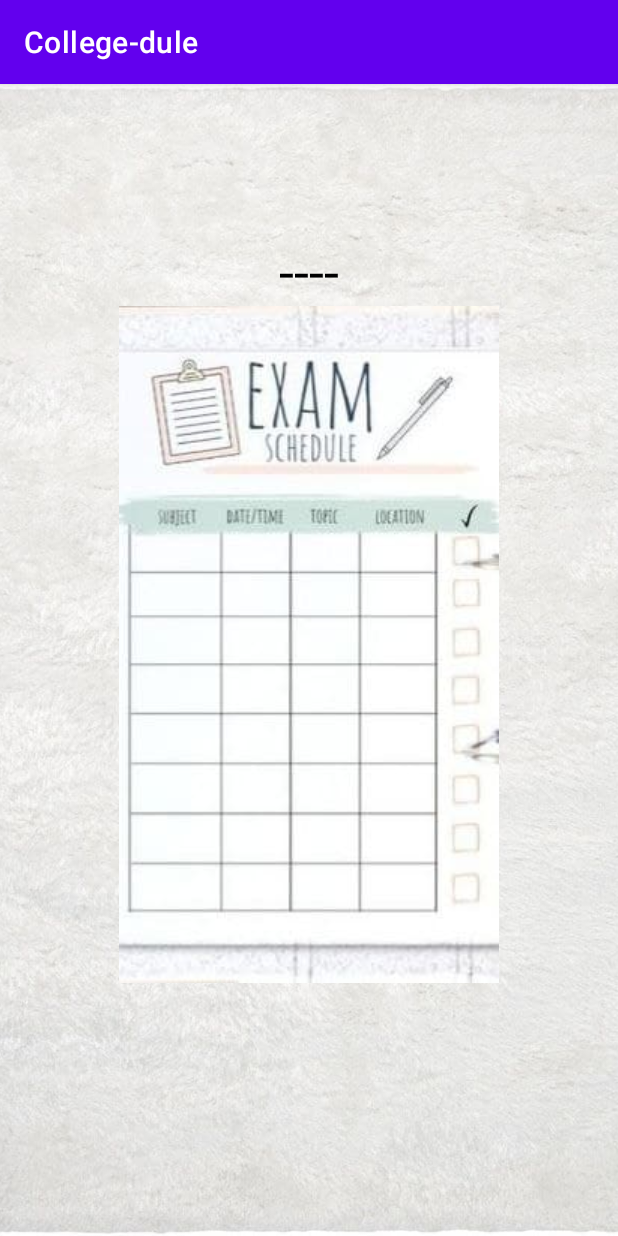
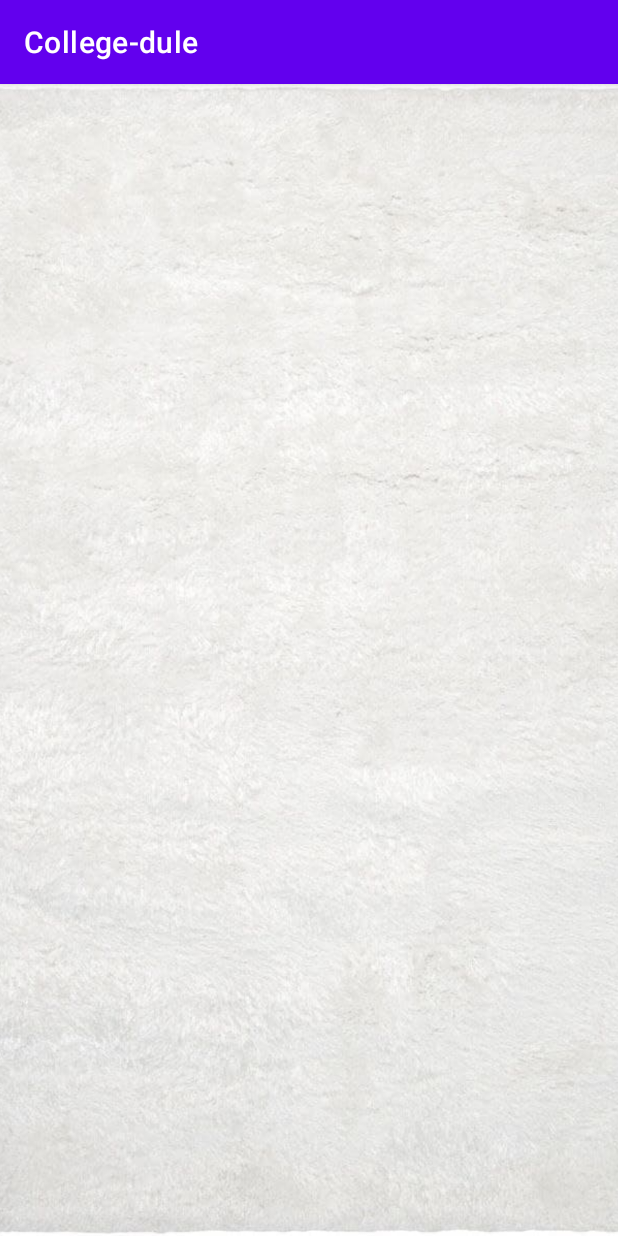
Before and after one commit to Root-of-IOTA/college-dule, an Android app: the exam screen opened directly, with no data from a screen before it, on a phone screen of 412 x 824 dp. Run offline under Robolectric (Android 15) with nearby library versions, the phone set to English and light mode, and no system bars.

Commit message:
small changes

```diff
--- a/app/src/main/res/layout/activity_classtable.xml
+++ b/app/src/main/res/layout/activity_classtable.xml
@@ -17,18 +17,21 @@
         android:id="@+id/classtable"
         android:layout_width="wrap_content"
         android:layout_height="wrap_content"
-        android:scaleType="fitEnd"
-        android:src="@drawable/classtable"
+        android:scaleType="fitCenter"
+        android:src="@drawable/classtable1"
+        app:layout_constraintBottom_toBottomOf="parent"
+        app:layout_constraintHorizontal_bias="0.0"
         app:layout_constraintLeft_toLeftOf="parent"
         app:layout_constraintRight_toRightOf="parent"
-        app:layout_constraintTop_toTopOf="parent"/>
+        app:layout_constraintTop_toTopOf="parent" />
 
     <TextView
+        android:id="@+id/textView"
         android:layout_width="match_parent"
         android:layout_height="wrap_content"
+        android:layout_marginTop="100dp"
         android:fontFamily="sans-serif"
         android:gravity="center"
-        android:layout_marginTop="100dp"
         android:text="----"
         android:textColor="#F8F6E9"
         android:textSize="36sp"
--- a/app/src/main/res/layout/activity_exam.xml
+++ b/app/src/main/res/layout/activity_exam.xml
@@ -13,27 +13,5 @@
         android:scaleType="centerCrop"
         android:src="@drawable/whitegrey" />
 
-    <ImageView
-        android:id="@+id/classtable"
-        android:layout_width="wrap_content"
-        android:layout_height="wrap_content"
-        android:layout_marginTop="148dp"
-        android:scaleType="fitEnd"
-        android:src="@drawable/exam"
-        app:layout_constraintLeft_toLeftOf="parent"
-        app:layout_constraintRight_toRightOf="parent"
-        app:layout_constraintTop_toTopOf="parent" />
 
-    <TextView
-        android:layout_width="match_parent"
-        android:layout_height="wrap_content"
-        android:fontFamily="sans-serif"
-        android:gravity="center"
-        android:layout_marginTop="100dp"
-        android:text="----"
-        android:textColor="@color/black"
-        android:textSize="36sp"
-        app:layout_constraintLeft_toLeftOf="parent"
-        app:layout_constraintRight_toRightOf="parent"
-        app:layout_constraintTop_toTopOf="parent" />
 </androidx.constraintlayout.widget.ConstraintLayout>
```
Also changed, not shown: app/src/main/res/drawable/classtable1.jpg (added).
